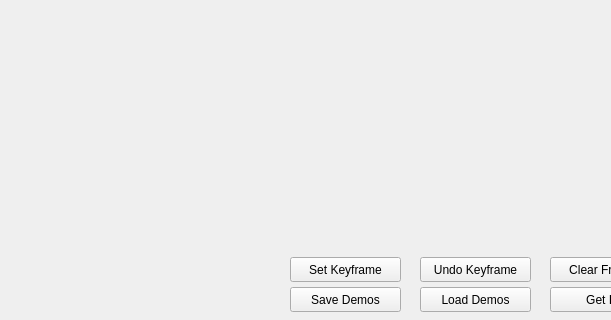
Before: the Qt Designer form srp_md/src/srp_md/ui/pyqt_format_vid.ui in fnivek/srp_md, drawn with Qt 5; both pictures show x 0 to 611 and y 463 to 783 of the 931 by 783 pixel window.
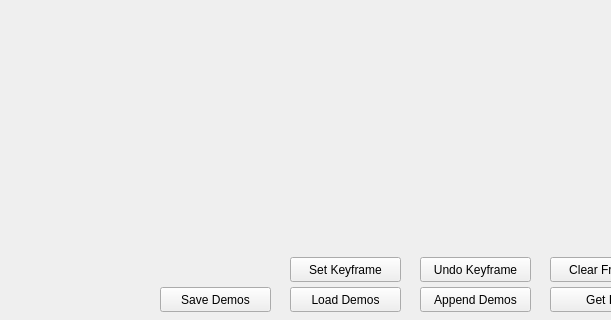
After: the same form once the commit is applied.

Commit message: UI: Implement append demos button

```diff
--- a/srp_md/src/srp_md/ui/pyqt_format_vid.ui
+++ b/srp_md/src/srp_md/ui/pyqt_format_vid.ui
@@ -42,7 +42,7 @@
   <widget class="QPushButton" name="save_demos">
    <property name="geometry">
     <rect>
-     <x>290</x>
+     <x>160</x>
      <y>750</y>
      <width>111</width>
      <height>25</height>
@@ -198,7 +198,7 @@
   <widget class="QPushButton" name="load_demos">
    <property name="geometry">
     <rect>
-     <x>420</x>
+     <x>290</x>
      <y>750</y>
      <width>111</width>
      <height>25</height>
@@ -208,6 +208,19 @@
     <string>Load Demos</string>
    </property>
   </widget>
+  <widget class="QPushButton" name="append_demos">
+   <property name="geometry">
+    <rect>
+     <x>420</x>
+     <y>750</y>
+     <width>111</width>
+     <height>25</height>
+    </rect>
+   </property>
+   <property name="text">
+    <string>Append Demos</string>
+   </property>
+  </widget>
  </widget>
  <resources/>
  <connections/>
```
The commit also changes 3 other files.
